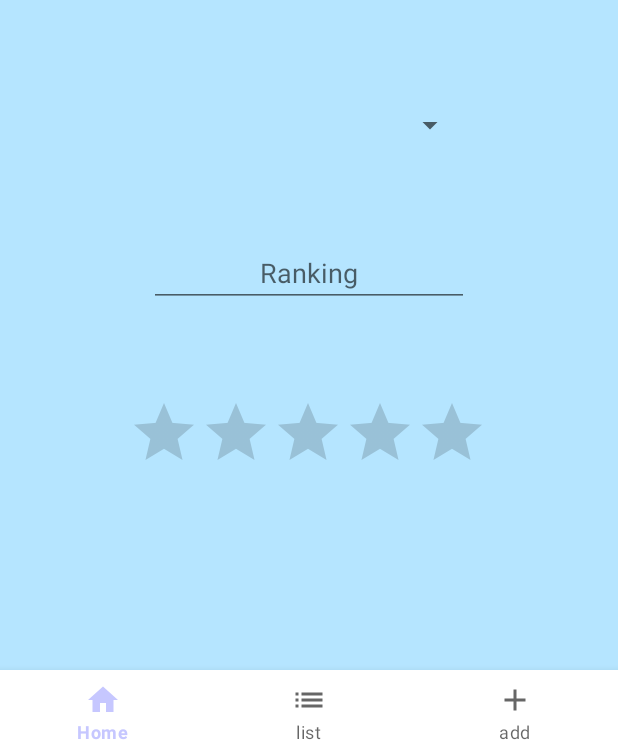
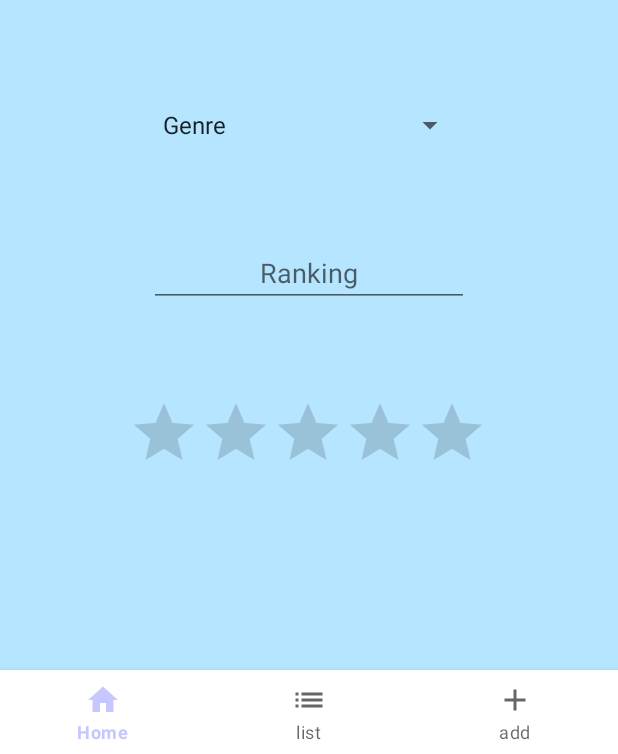
Before and after one commit to Fatima421/AnimeApp, an Android app: the fragment FragmentForm placed in its activity, on a phone screen of 412 x 824 dp, the part 482-1236 px from its top. Run offline under Robolectric (Android 15) with nearby library versions, the phone set to English and light mode, and no system bars.

Commit message:
Added splash screen and spinner works perfectly.

```diff
--- a/app/src/main/AndroidManifest.xml
+++ b/app/src/main/AndroidManifest.xml
@@ -10,15 +10,13 @@
         android:supportsRtl="true"
         android:theme="@style/Theme.Anime_app">
         <activity
-            android:name=".FormScreen"
-            android:exported="true" />
-        <activity
             android:name=".ListScreen"
             android:exported="true" />
         <activity
             android:name=".PrincipalScreen"
             android:exported="true" />
         <activity
+            android:theme="@style/SplashTheme"
             android:name=".MainActivity"
             android:exported="true">
             <intent-filter>
--- a/app/src/main/java/com/example/SyedFatima_AnimeApp/FragmentForm.java
+++ b/app/src/main/java/com/example/SyedFatima_AnimeApp/FragmentForm.java
@@ -2,23 +2,29 @@ package com.example.SyedFatima_AnimeApp;
 
 import android.os.Bundle;
 
+import androidx.annotation.Nullable;
 import androidx.fragment.app.Fragment;
 
 import android.view.LayoutInflater;
 import android.view.View;
 import android.view.ViewGroup;
+import android.widget.AdapterView;
+import android.widget.ArrayAdapter;
+import android.widget.Spinner;
+import android.widget.Toast;
 
 /**
  * A simple {@link Fragment} subclass.
  * Use the {@link FragmentForm#newInstance} factory method to
  * create an instance of this fragment.
  */
-public class FragmentForm extends Fragment {
+public class FragmentForm extends Fragment implements AdapterView.OnItemSelectedListener {
 
     // TODO: Rename parameter arguments, choose names that match
     // the fragment initialization parameters, e.g. ARG_ITEM_NUMBER
     private static final String ARG_PARAM1 = "param1";
     private static final String ARG_PARAM2 = "param2";
+    private Spinner spinner;
 
     // TODO: Rename and change types of parameters
     private String mParam1;
@@ -47,18 +53,47 @@ public class FragmentForm extends Fragment {
     }
 
     @Override
+    public void onViewCreated(View view, @Nullable Bundle savedInstanceState) {
+    }
+
+    @Override
     public void onCreate(Bundle savedInstanceState) {
         super.onCreate(savedInstanceState);
+
         if (getArguments() != null) {
             mParam1 = getArguments().getString(ARG_PARAM1);
             mParam2 = getArguments().getString(ARG_PARAM2);
         }
+
     }
 
     @Override
     public View onCreateView(LayoutInflater inflater, ViewGroup container,
                              Bundle savedInstanceState) {
         // Inflate the layout for this fragment
-        return inflater.inflate(R.layout.fragment_form, container, false);
+        View v = inflater.inflate(R.layout.fragment_form, container, false);
+
+        spinner = (Spinner) v.findViewById(R.id.spinner);
+
+        ArrayAdapter<CharSequence> adapter = ArrayAdapter.createFromResource(getContext(), R.array.genres, android.R.layout.simple_spinner_item);
+        adapter.setDropDownViewResource(android.R.layout.simple_spinner_dropdown_item);
+        spinner.setAdapter(adapter);
+        spinner.setOnItemSelectedListener(this);
+
+        return v;
+    }
+
+    @Override
+    public void onItemSelected(AdapterView<?> parent, View view, int position, long id) {
+        String text = parent.getItemAtPosition(position).toString();
+        if (position > 0) {
+            // Notify the selected item text
+            Toast.makeText(parent.getContext(), text, Toast.LENGTH_LONG).show();
+        }
+    }
+
+    @Override
+    public void onNothingSelected(AdapterView<?> parent) {
+
     }
 }
--- a/app/src/main/java/com/example/SyedFatima_AnimeApp/MainActivity.java
+++ b/app/src/main/java/com/example/SyedFatima_AnimeApp/MainActivity.java
@@ -5,6 +5,7 @@ import androidx.appcompat.app.AppCompatActivity;
 import android.content.Context;
 import android.content.Intent;
 import android.os.Bundle;
+import android.os.SystemClock;
 import android.view.View;
 import android.view.inputmethod.InputMethodManager;
 import android.widget.Button;
@@ -15,6 +16,9 @@ public class MainActivity extends AppCompatActivity {
 
     @Override
     protected void onCreate(Bundle savedInstanceState) {
+        SystemClock.sleep(500); //sleep per poder mostrar el splash screen
+        setTheme(R.style.Theme_Anime_app);
+
         super.onCreate(savedInstanceState);
         setContentView(R.layout.activity_main);
 
--- /dev/null
+++ b/app/src/main/res/drawable/splash.xml
@@ -0,0 +1,9 @@
+<?xml version="1.0" encoding="utf-8"?>
+<layer-list xmlns:android="http://schemas.android.com/apk/res/android">
+    <item android:drawable="@color/white"/>
+    <item>
+        <bitmap
+            android:gravity="center"
+            android:src="@drawable/splash_icon"/>
+    </item>
+</layer-list>
--- a/app/src/main/res/values-night/themes.xml
+++ b/app/src/main/res/values-night/themes.xml
@@ -13,4 +13,8 @@
         <item name="android:statusBarColor" tools:targetApi="l">?attr/colorPrimaryVariant</item>
         <!-- Customize your theme here. -->
     </style>
+
+    <style name="SplashTheme" parent="Theme.Anime_app">
+        <item name="android:windowBackground">@drawable/splash</item>
+    </style>
 </resources>
--- a/app/src/main/res/values/themes.xml
+++ b/app/src/main/res/values/themes.xml
@@ -13,4 +13,8 @@
         <item name="android:statusBarColor" tools:targetApi="l">?attr/colorPrimaryVariant</item>
         <!-- Customize your theme here. -->
     </style>
+
+    <style name="SplashTheme" parent="Theme.Anime_app">
+        <item name="android:windowBackground">@drawable/splash</item>
+    </style>
 </resources>
```
Also changed, not shown: app/src/main/java/com/example/SyedFatima_AnimeApp/FormScreen.java (deleted, +0 -38 lines), app/src/main/res/drawable/splash_icon.png (added).
